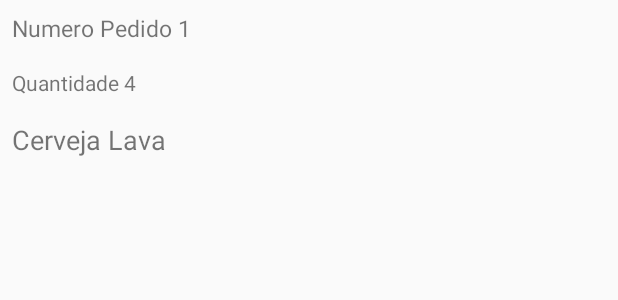
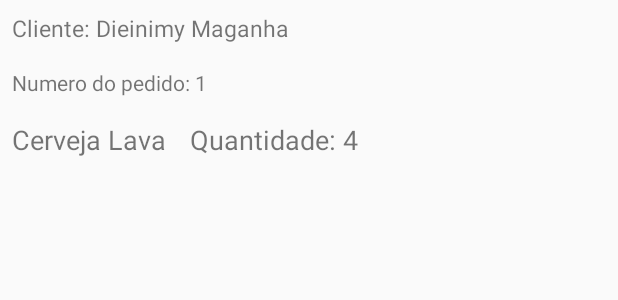
Before and after one commit to dieinimymaganha/SistemaPedidosAndroid, an Android app: the layout itens_pedidos.xml on its own in the app's theme, with its tools: preview values and no code run, on a phone screen of 412 x 824 dp. Shown: the top 300 px of the screen. Run offline under Robolectric (Android 15) with nearby library versions, the light colour scheme and no system bars.

Commit message:
Exibindo melhor os dados

```diff
--- a/app/src/main/java/com/example/sistemapedidosandroid/ui/activity/adapter/ListaPedidosAdapter.java
+++ b/app/src/main/java/com/example/sistemapedidosandroid/ui/activity/adapter/ListaPedidosAdapter.java
@@ -8,6 +8,7 @@ import android.widget.BaseAdapter;
 import android.widget.TextView;
 
 import com.example.sistemapedidosandroid.R;
+import com.example.sistemapedidosandroid.modelo.ItemPedido;
 import com.example.sistemapedidosandroid.modelo.Pedido;
 
 import java.util.List;
@@ -42,21 +43,24 @@ public class ListaPedidosAdapter extends BaseAdapter {
     public View getView(int position, View convertView, ViewGroup parent) {
         Pedido pedido = pedidos.get(position);
         LayoutInflater inflater = LayoutInflater.from(context);
-
         View view = convertView;
         if (view == null) {
             view = inflater.inflate(R.layout.itens_pedidos, parent, false);
-
         }
         criaDadosAdapter(pedido, view);
         return view;
     }
 
     private void criaDadosAdapter(Pedido pedido, View view) {
+        List<ItemPedido> itens = pedido.getItempedido();
+        TextView produto = view.findViewById(R.id.itens_pedidos_produto);
+        TextView quantidade = view.findViewById(R.id.itens_pedidos_quantidade);
+        for (ItemPedido item : itens) {
+            produto.setText("Produto: " + item.getProduto().toString());
+            quantidade.setText("Quantidade: " + item.getQuantidade());
+        }
         TextView nomeCliente = view.findViewById(R.id.itens_pedidos_nome_cliente);
         nomeCliente.setText("Cliente: " + pedido.getCliente());
-        TextView produto = view.findViewById(R.id.itens_pedidos_produto);
-        produto.setText("Produtos: " + pedido.getItempedido().toString());
         TextView numeroPedido = view.findViewById(R.id.itens_pedido_cliente_numero_pedido);
         numeroPedido.setText("Número do pedido: " + pedido.getId().toString());
     }
--- a/app/src/main/res/layout/itens_pedidos.xml
+++ b/app/src/main/res/layout/itens_pedidos.xml
@@ -11,7 +11,7 @@
         android:layout_height="wrap_content"
         android:layout_margin="8dp"
         android:textSize="15dp"
-        tools:text="Numero Pedido 1" />
+        tools:text="Cliente: Dieinimy Maganha" />
 
 
     <TextView
@@ -19,7 +19,11 @@
         android:layout_width="match_parent"
         android:layout_height="wrap_content"
         android:layout_margin="8dp"
-        tools:text="Quantidade 4" />
+        tools:text="Numero do pedido: 1" />
+
+    <LinearLayout
+        android:layout_width="wrap_content"
+        android:layout_height="wrap_content">
 
         <TextView
             android:id="@+id/itens_pedidos_produto"
@@ -29,4 +33,15 @@
             android:textSize="18dp"
             tools:text="Cerveja Lava" />
 
+        <TextView
+            android:id="@+id/itens_pedidos_quantidade"
+            android:layout_width="match_parent"
+            android:layout_height="wrap_content"
+            android:layout_margin="8dp"
+            android:textSize="18dp"
+            tools:text="Quantidade: 4" />
+
     </LinearLayout>
+
+
+</LinearLayout>
```
Lines whose indentation alone changed are shown as unchanged.
